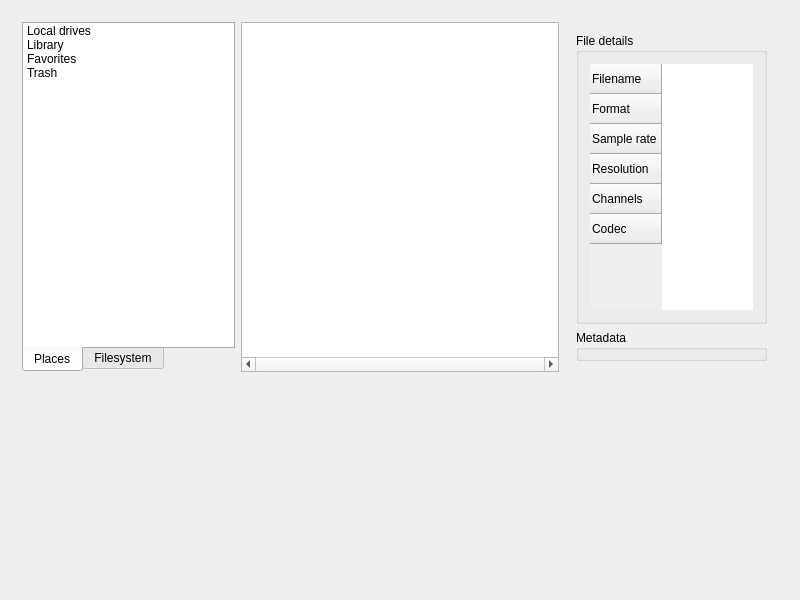
This is src/main/mainwindow.ui in aasfalcon/samplebrowser as Qt 5 draws it before an edit. The edited form follows.
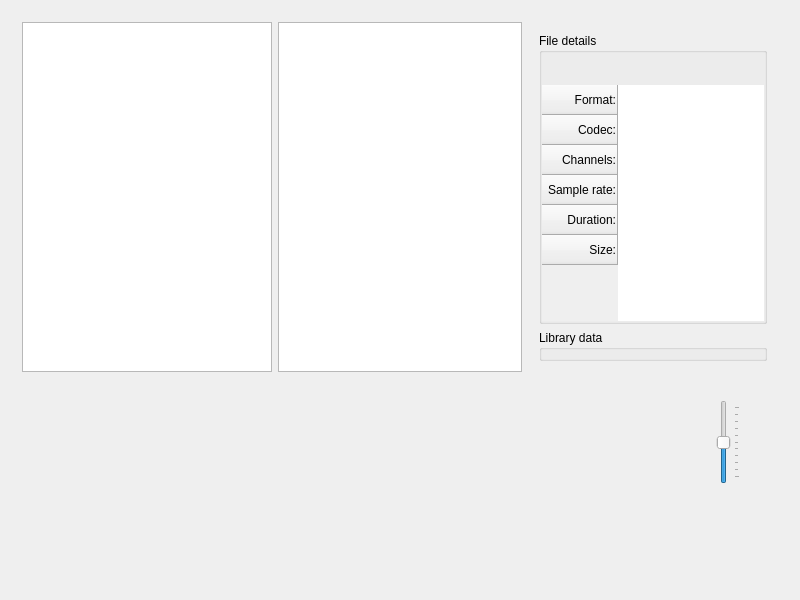
This is the edited form. The open tabs and pages were chosen to show the change.

The edit to the form file:
```diff
--- a/src/main/mainwindow.ui
+++ b/src/main/mainwindow.ui
@@ -25,178 +25,65 @@
       </property>
       <layout class="QHBoxLayout" name="horizontalLayout">
        <item>
-        <widget class="QTabWidget" name="tabWidget">
+        <widget class="QTreeView" name="treeView">
          <property name="sizePolicy">
           <sizepolicy hsizetype="Expanding" vsizetype="Expanding">
-           <horstretch>2</horstretch>
+           <horstretch>1</horstretch>
            <verstretch>0</verstretch>
           </sizepolicy>
          </property>
-         <property name="tabPosition">
-          <enum>QTabWidget::South</enum>
+         <property name="minimumSize">
+          <size>
+           <width>250</width>
+           <height>0</height>
+          </size>
          </property>
-         <property name="tabShape">
-          <enum>QTabWidget::Rounded</enum>
+         <property name="editTriggers">
+          <set>QAbstractItemView::NoEditTriggers</set>
          </property>
-         <property name="currentIndex">
-          <number>1</number>
+         <property name="showDropIndicator" stdset="0">
+          <bool>false</bool>
          </property>
-         <property name="usesScrollButtons">
+         <property name="selectionBehavior">
+          <enum>QAbstractItemView::SelectRows</enum>
+         </property>
+         <property name="iconSize">
+          <size>
+           <width>24</width>
+           <height>24</height>
+          </size>
+         </property>
+         <property name="autoExpandDelay">
+          <number>100</number>
+         </property>
+         <property name="rootIsDecorated">
           <bool>false</bool>
          </property>
-         <property name="movable">
+         <property name="uniformRowHeights">
           <bool>true</bool>
          </property>
-         <widget class="QWidget" name="placesTab">
-          <attribute name="title">
-           <string>Places</string>
-          </attribute>
-          <layout class="QVBoxLayout" name="verticalLayout_2">
-           <property name="spacing">
-            <number>0</number>
-           </property>
-           <property name="leftMargin">
-            <number>0</number>
-           </property>
-           <property name="topMargin">
-            <number>0</number>
-           </property>
-           <property name="rightMargin">
-            <number>0</number>
-           </property>
-           <property name="bottomMargin">
-            <number>0</number>
-           </property>
-           <item>
-            <widget class="QTreeWidget" name="places">
-             <property name="sizePolicy">
-              <sizepolicy hsizetype="Expanding" vsizetype="Expanding">
-               <horstretch>1</horstretch>
-               <verstretch>0</verstretch>
-              </sizepolicy>
-             </property>
-             <property name="frameShape">
-              <enum>QFrame::NoFrame</enum>
-             </property>
-             <property name="frameShadow">
-              <enum>QFrame::Plain</enum>
-             </property>
-             <property name="lineWidth">
-              <number>0</number>
-             </property>
-             <property name="rootIsDecorated">
-              <bool>false</bool>
-             </property>
-             <property name="headerHidden">
-              <bool>true</bool>
-             </property>
-             <column>
-              <property name="text">
-               <string>1</string>
-              </property>
-             </column>
-             <item>
-              <property name="text">
-               <string>Local drives</string>
-              </property>
-             </item>
-             <item>
-              <property name="text">
-               <string>Library</string>
-              </property>
-             </item>
-             <item>
-              <property name="text">
-               <string>Favorites</string>
-              </property>
-             </item>
-             <item>
-              <property name="text">
-               <string>Trash</string>
-              </property>
-             </item>
-            </widget>
-           </item>
-          </layout>
-         </widget>
-         <widget class="QWidget" name="treeTab">
-          <attribute name="title">
-           <string>Filesystem</string>
-          </attribute>
-          <layout class="QVBoxLayout" name="verticalLayout_3">
-           <property name="spacing">
-            <number>0</number>
-           </property>
-           <property name="leftMargin">
-            <number>0</number>
-           </property>
-           <property name="topMargin">
-            <number>0</number>
-           </property>
-           <property name="rightMargin">
-            <number>0</number>
-           </property>
-           <property name="bottomMargin">
-            <number>0</number>
-           </property>
-           <item>
-            <widget class="QTreeView" name="treeView">
-             <property name="autoScrollMargin">
-              <number>12</number>
-             </property>
-             <property name="editTriggers">
-              <set>QAbstractItemView::NoEditTriggers</set>
-             </property>
-             <property name="showDropIndicator" stdset="0">
-              <bool>false</bool>
-             </property>
-             <property name="selectionBehavior">
-              <enum>QAbstractItemView::SelectRows</enum>
-             </property>
-             <property name="iconSize">
-              <size>
-               <width>24</width>
-               <height>24</height>
-              </size>
-             </property>
-             <property name="autoExpandDelay">
-              <number>100</number>
-             </property>
-             <property name="rootIsDecorated">
-              <bool>false</bool>
-             </property>
-             <property name="uniformRowHeights">
-              <bool>true</bool>
-             </property>
-             <property name="animated">
-              <bool>true</bool>
-             </property>
-             <property name="allColumnsShowFocus">
-              <bool>true</bool>
-             </property>
-             <property name="headerHidden">
-              <bool>true</bool>
-             </property>
-             <property name="expandsOnDoubleClick">
-              <bool>false</bool>
-             </property>
-            </widget>
-           </item>
-          </layout>
-         </widget>
+         <property name="animated">
+          <bool>true</bool>
+         </property>
+         <property name="allColumnsShowFocus">
+          <bool>true</bool>
+         </property>
+         <property name="headerHidden">
+          <bool>true</bool>
+         </property>
+         <property name="expandsOnDoubleClick">
+          <bool>false</bool>
+         </property>
         </widget>
        </item>
        <item>
         <widget class="QTreeView" name="files">
          <property name="sizePolicy">
           <sizepolicy hsizetype="Expanding" vsizetype="Expanding">
-           <horstretch>3</horstretch>
+           <horstretch>2</horstretch>
            <verstretch>0</verstretch>
           </sizepolicy>
          </property>
-         <property name="horizontalScrollBarPolicy">
-          <enum>Qt::ScrollBarAlwaysOn</enum>
-         </property>
          <property name="alternatingRowColors">
           <bool>true</bool>
          </property>
@@ -224,17 +111,57 @@
         <widget class="QWidget" name="infoArea" native="true">
          <property name="sizePolicy">
           <sizepolicy hsizetype="Preferred" vsizetype="Preferred">
-           <horstretch>2</horstretch>
+           <horstretch>1</horstretch>
            <verstretch>0</verstretch>
           </sizepolicy>
          </property>
+         <property name="minimumSize">
+          <size>
+           <width>250</width>
+           <height>0</height>
+          </size>
+         </property>
+         <property name="maximumSize">
+          <size>
+           <width>300</width>
+           <height>16777215</height>
+          </size>
+         </property>
          <layout class="QVBoxLayout" name="verticalLayout_4">
           <item>
            <widget class="QGroupBox" name="groupBox">
+            <property name="styleSheet">
+             <string notr="true"/>
+            </property>
             <property name="title">
              <string>File details</string>
             </property>
-            <layout class="QVBoxLayout" name="verticalLayout_5">
+            <layout class="QVBoxLayout" name="verticalLayout_2">
+             <property name="leftMargin">
+              <number>0</number>
+             </property>
+             <property name="topMargin">
+              <number>12</number>
+             </property>
+             <property name="rightMargin">
+              <number>0</number>
+             </property>
+             <property name="bottomMargin">
+              <number>0</number>
+             </property>
+             <item>
+              <widget class="QLabel" name="filename">
+               <property name="text">
+                <string/>
+               </property>
+               <property name="wordWrap">
+                <bool>true</bool>
+               </property>
+               <property name="margin">
+                <number>4</number>
+               </property>
+              </widget>
+             </item>
              <item>
               <widget class="QTableWidget" name="details">
                <property name="frameShape">
@@ -267,9 +194,6 @@
                <property name="showGrid">
                 <bool>false</bool>
                </property>
-               <property name="wordWrap">
-                <bool>false</bool>
-               </property>
                <property name="cornerButtonEnabled">
                 <bool>false</bool>
                </property>
@@ -284,32 +208,50 @@
                </attribute>
                <row>
                 <property name="text">
-                 <string>Filename</string>
+                 <string>Format:</string>
                 </property>
+                <property name="textAlignment">
+                 <set>AlignTrailing|AlignVCenter</set>
+                </property>
                </row>
                <row>
                 <property name="text">
-                 <string>Format</string>
+                 <string>Codec:</string>
                 </property>
+                <property name="textAlignment">
+                 <set>AlignTrailing|AlignVCenter</set>
+                </property>
                </row>
                <row>
                 <property name="text">
-                 <string>Sample rate</string>
+                 <string>Channels:</string>
                 </property>
+                <property name="textAlignment">
+                 <set>AlignTrailing|AlignVCenter</set>
+                </property>
                </row>
                <row>
                 <property name="text">
-                 <string>Resolution</string>
+                 <string>Sample rate:</string>
                 </property>
+                <property name="textAlignment">
+                 <set>AlignTrailing|AlignVCenter</set>
+                </property>
                </row>
                <row>
                 <property name="text">
-                 <string>Channels</string>
+                 <string>Duration:</string>
                 </property>
+                <property name="textAlignment">
+                 <set>AlignTrailing|AlignVCenter</set>
+                </property>
                </row>
                <row>
                 <property name="text">
-                 <string>Codec</string>
+                 <string>Size:</string>
+                </property>
+                <property name="textAlignment">
+                 <set>AlignTrailing|AlignVCenter</set>
                 </property>
                </row>
                <column>
@@ -325,7 +267,7 @@
           <item>
            <widget class="QGroupBox" name="groupBox_2">
             <property name="title">
-             <string>Metadata</string>
+             <string>Library data</string>
             </property>
            </widget>
           </item>
@@ -367,13 +309,38 @@
         </widget>
        </item>
        <item>
-        <widget class="QWidget" name="pitchArea" native="true">
+        <widget class="QWidget" name="meterArea" native="true">
          <property name="maximumSize">
           <size>
-           <width>150</width>
+           <width>100</width>
            <height>16777215</height>
           </size>
          </property>
+         <widget class="QSlider" name="level">
+          <property name="geometry">
+           <rect>
+            <x>37</x>
+            <y>0</y>
+            <width>25</width>
+            <height>84</height>
+           </rect>
+          </property>
+          <property name="focusPolicy">
+           <enum>Qt::NoFocus</enum>
+          </property>
+          <property name="maximum">
+           <number>100</number>
+          </property>
+          <property name="value">
+           <number>50</number>
+          </property>
+          <property name="invertedControls">
+           <bool>false</bool>
+          </property>
+          <property name="tickPosition">
+           <enum>QSlider::TicksBelow</enum>
+          </property>
+         </widget>
         </widget>
        </item>
       </layout>
```
